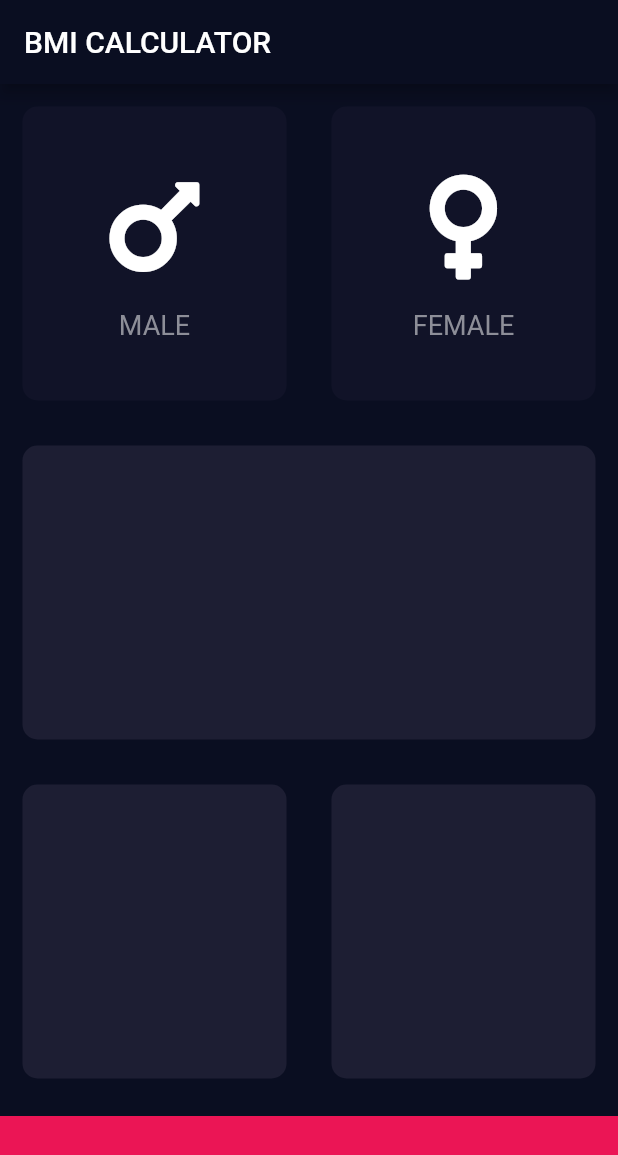
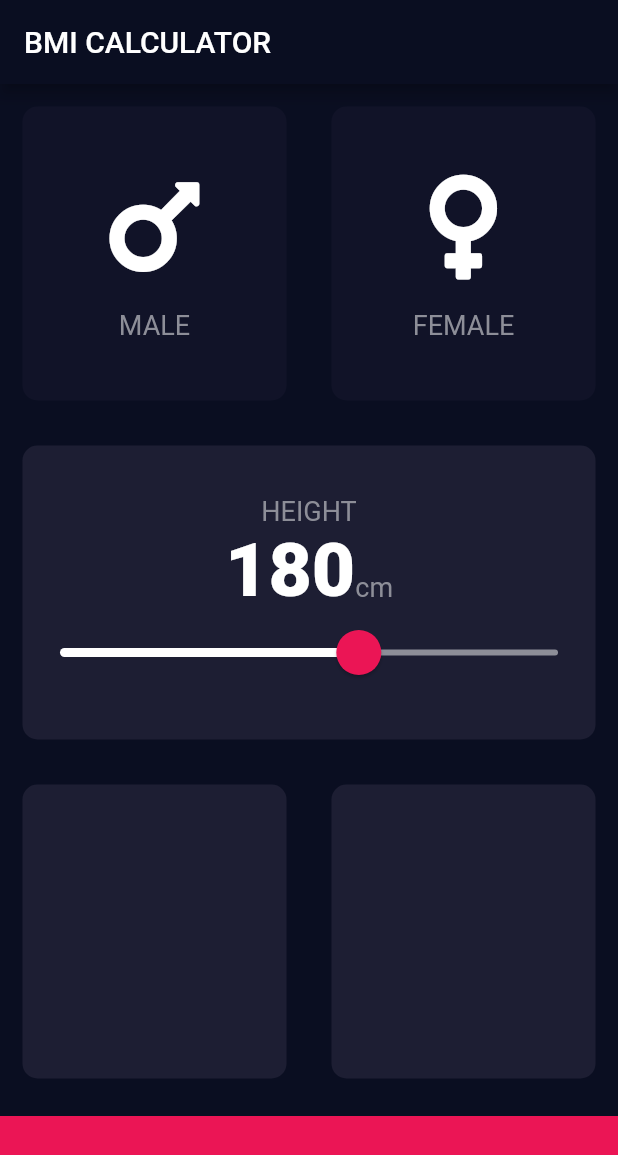
Before and after one commit to yaostyle/flutter_bmi_calculator, a Flutter app: the screen it shows after launch, on a phone screen of 412 x 824 dp. Shown: the top 1155 px of the screen. Run offline on Flutter 3.47's test engine with Material 2 defaults, Android fonts, the phone set to English and light mode, and no system bars; our stand-ins replace font_awesome_flutter.

Commit message:
Added slider

```diff
--- /dev/null
+++ b/lib/constants.dart
@@ -0,0 +1,11 @@
+import 'package:flutter/material.dart';
+
+const kBottomContainerHeight = 80.0;
+const kActiveCardColour = Color(0xFF1d1E33);
+const kInactiveCardColour = Color(0xFF111328);
+const kBottomContainerColour = Color(0xFFEB1555);
+
+const kLabelTextStyle = TextStyle(fontSize: 18.0, color: Color(0xFF8D8E98));
+
+const kNumnberTextStyle =
+    TextStyle(fontSize: 50.0, fontWeight: FontWeight.w900);
--- a/lib/icon_content.dart
+++ b/lib/icon_content.dart
@@ -1,6 +1,5 @@
 import 'package:flutter/material.dart';
-
-const labelTextStyle = TextStyle(fontSize: 18.0, color: Color(0xFF8D8E98));
+import 'constants.dart';
 
 class IconContent extends StatelessWidget {
   IconContent({this.icon, this.label});
@@ -15,7 +14,7 @@ class IconContent extends StatelessWidget {
       children: <Widget>[
         Icon(icon, size: 80.0),
         SizedBox(height: 15.0),
-        Text(label, style: labelTextStyle),
+        Text(label, style: kLabelTextStyle),
       ],
     );
   }
--- a/lib/input_page.dart
+++ b/lib/input_page.dart
@@ -2,11 +2,7 @@ import 'package:flutter/material.dart';
 import 'package:font_awesome_flutter/font_awesome_flutter.dart';
 import 'icon_content.dart';
 import 'reusable_card.dart';
-
-const bottomContainerHeight = 80.0;
-const activeCardColour = Color(0xFF1d1E33);
-const inactiveCardColour = Color(0xFF111328);
-const bottomContainerColour = Color(0xFFEB1555);
+import 'constants.dart';
 
 enum Gender { male, female }
 
@@ -17,6 +13,7 @@ class InputPage extends StatefulWidget {
 
 class _InputPageState extends State<InputPage> {
   Gender selectedGender;
+  int height = 180;
 
   @override
   Widget build(BuildContext context) {
@@ -25,6 +22,7 @@ class _InputPageState extends State<InputPage> {
         title: Text('BMI CALCULATOR'),
       ),
       body: Column(
+        crossAxisAlignment: CrossAxisAlignment.stretch,
         children: <Widget>[
           Expanded(
             child: Row(
@@ -37,8 +35,8 @@ class _InputPageState extends State<InputPage> {
                         });
                       },
                       colour: selectedGender == Gender.male
-                          ? activeCardColour
-                          : inactiveCardColour,
+                          ? kActiveCardColour
+                          : kInactiveCardColour,
                       cardChild: IconContent(
                           icon: FontAwesomeIcons.mars, label: 'MALE')),
                 ),
@@ -50,8 +48,8 @@ class _InputPageState extends State<InputPage> {
                     });
                   },
                   colour: selectedGender == Gender.female
-                      ? activeCardColour
-                      : inactiveCardColour,
+                      ? kActiveCardColour
+                      : kInactiveCardColour,
                   cardChild: IconContent(
                       icon: FontAwesomeIcons.venus, label: 'FEMALE'),
                 )),
@@ -60,7 +58,45 @@ class _InputPageState extends State<InputPage> {
           ),
           Expanded(
             child: ReusableCard(
-              colour: activeCardColour,
+              colour: kActiveCardColour,
+              cardChild: Column(
+                mainAxisAlignment: MainAxisAlignment.center,
+                children: <Widget>[
+                  Text(
+                    'HEIGHT',
+                    style: kLabelTextStyle,
+                  ),
+                  Row(
+                    mainAxisAlignment: MainAxisAlignment.center,
+                    crossAxisAlignment: CrossAxisAlignment.baseline,
+                    textBaseline: TextBaseline.alphabetic,
+                    children: <Widget>[
+                      Text(height.toString(), style: kNumnberTextStyle),
+                      Text('cm', style: kLabelTextStyle)
+                    ],
+                  ),
+                  SliderTheme(
+                    data: SliderTheme.of(context).copyWith(
+                      inactiveTrackColor: Color(0xFF8D8E98),
+                      thumbColor: Color(0xFFEB1555),
+                      activeTrackColor: Colors.white,
+                      overlayColor: Color(0x29EB1555),
+                      thumbShape: RoundSliderThumbShape(enabledThumbRadius: 15.0),
+                      overlayShape: RoundSliderOverlayShape(overlayRadius: 25.0),
+                    ),
+                    child: Slider(
+                      value: height.toDouble(),
+                      min: 120.0,
+                      max: 220.0,
+                      onChanged: (double newValue) {
+                        setState(() {
+                          height = newValue.round();
+                        });
+                      },
+                    ),
+                  ),
+                ],
+              ),
             ),
           ),
           Expanded(
@@ -68,21 +104,21 @@ class _InputPageState extends State<InputPage> {
               children: <Widget>[
                 Expanded(
                   child: ReusableCard(
-                    colour: activeCardColour,
+                    colour: kActiveCardColour,
                   ),
                 ),
                 Expanded(
                     child: ReusableCard(
-                  colour: activeCardColour,
+                  colour: kActiveCardColour,
                 )),
               ],
             ),
           ),
           Container(
-            color: bottomContainerColour,
+            color: kBottomContainerColour,
             margin: EdgeInsets.only(top: 10.0),
             width: double.infinity,
-            height: bottomContainerHeight,
+            height: kBottomContainerHeight,
           ),
         ],
       ),
```
